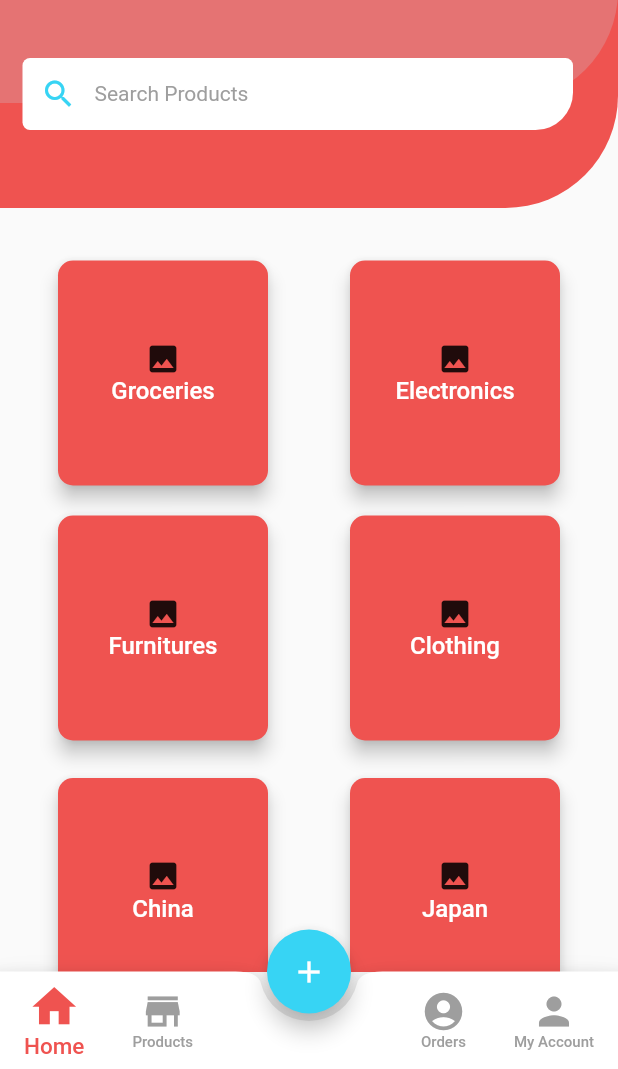
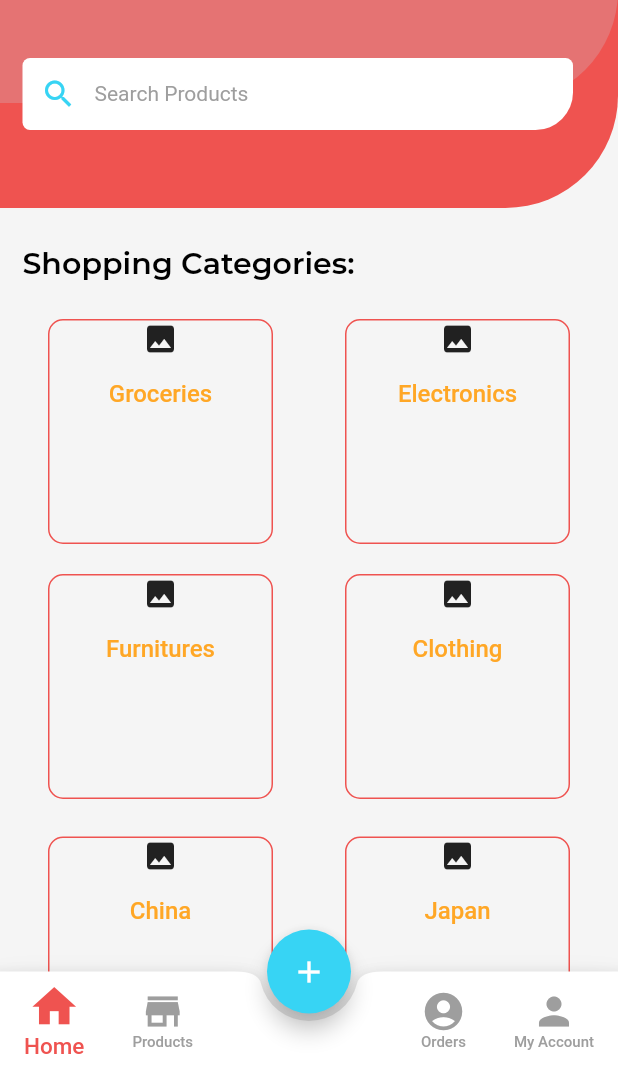
Before and after one commit to 4molybdenum2/ecomm_app, a Flutter app: the screen it shows after launch, on a phone screen of 412 x 824 dp, the part 167-1236 px from its top. Run offline on Flutter 3.47's test engine with Material 2 defaults, Android fonts, the phone set to English and light mode, and no system bars; our stand-ins replace cloud_firestore, firebase_auth, flutter_spinkit; accounts and stored records are empty; Roboto replaces fonts that are missing (Monserrat); project files that could hold a hidden picture were left out.

Commit message:
made changes

```diff
--- a/lib/buildcard.dart
+++ b/lib/buildcard.dart
@@ -55,22 +55,26 @@ class _BuildCardState extends State<BuildCard> {
   Widget build(BuildContext context) {
     return Padding(
       padding: EdgeInsets.fromLTRB(0.0, 5.0, 0.0, 0.0),
-      child: new MaterialButton(
-        shape: RoundedRectangleBorder(borderRadius: BorderRadius.all(Radius.circular(10.0))),
-        elevation: 5.0,
-        height: 150,
-        minWidth: 140,
-        color: Colors.red[400],
+      child: Container(
+        width: 150.0,
+        height: 150.0,
+        decoration: BoxDecoration(
+          borderRadius: BorderRadius.circular(10.0),
+          border: Border.all(color: Colors.red[400] , width: 1.0),
+          ),
+        child: new GestureDetector(
           child: Column(
             children: <Widget>[
               Icon(
                   Icons.image
               ),
+              SizedBox(height: 15.0),
               Text('$name',
-                style: new TextStyle(fontSize: 16.0, color: Colors.white)),
+                  style: new TextStyle(fontSize: 16.0, color: Colors.orange[400])),
             ],
           ),
-        onPressed: () {},
+          onTap: () {},
+        ),
       ),
     );
   }
--- a/lib/homepage.dart
+++ b/lib/homepage.dart
@@ -159,6 +159,7 @@ class _MyHomePageState extends State<MyHomePage> {
   @override
   Widget build(BuildContext context) {
     return Scaffold(
+      backgroundColor: Colors.grey[100],
       body: _children[currentTab],
       floatingActionButton: FloatingActionButton(
         // backgroundColor: Colors.orange,
--- a/lib/screens/home_screen.dart
+++ b/lib/screens/home_screen.dart
@@ -110,6 +110,18 @@ class _HomeScreenState extends State<HomeScreen> with TickerProviderStateMixin {
           ]),
           SizedBox(
             height: 10,
+          ),
+          Padding(
+            padding: const EdgeInsets.only(top: 15.0, left: 15.0),
+            child: Text(
+                'Shopping Categories:',
+                style: TextStyle(
+                  fontFamily: 'Montserrat',
+                  fontSize: 20.0,
+                  fontWeight: FontWeight.bold,
+                  color: Colors.black,
+                  ),
+              ),
           ),
 
 //          ScrollConfiguration(
--- a/lib/screens/products_page.dart
+++ b/lib/screens/products_page.dart
@@ -63,11 +63,12 @@ class _ProductsPageState extends State<ProductsPage> {
             padding: EdgeInsets.only(top: 15.0, left: 10.0,right: 10.0),
             child: Row(
               children: <Widget>[
+                  IconButton(icon: Icon(Icons.arrow_back_ios),onPressed: null,disabledColor: Colors.white,),
                   Expanded(child: Row(children: <Widget>[IconButton(icon: Icon(Icons.shopping_cart),disabledColor: Colors.white, onPressed: null,)],mainAxisAlignment: MainAxisAlignment.end,),),
                 ],
               ),
             ),
-
+          SizedBox(height:15.0),
           Padding(
               padding: EdgeInsets.only(left: 40.0),
               child: Row(
```
Lines whose indentation alone changed are shown as unchanged.
